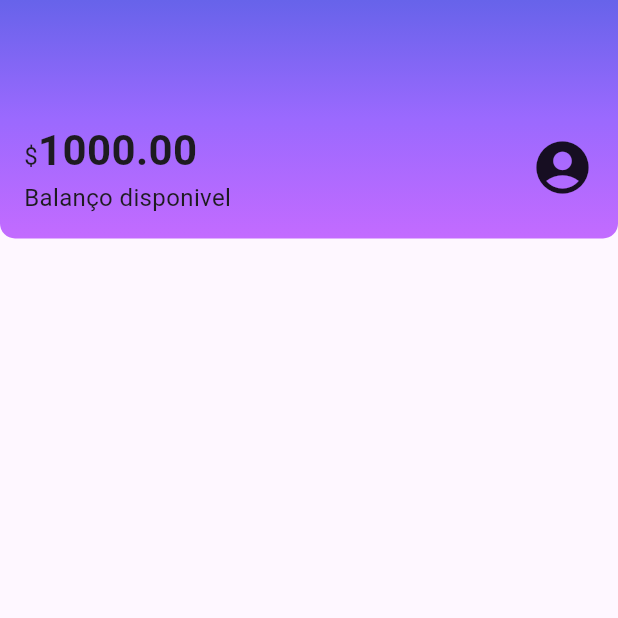
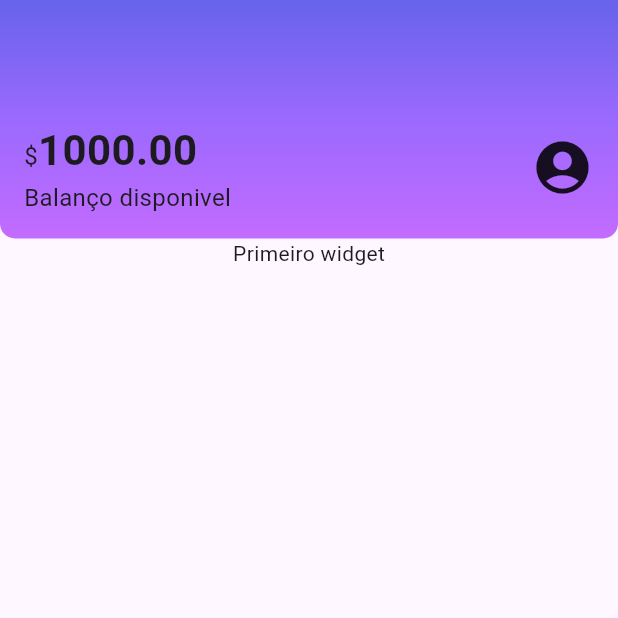
Before and after one commit to msbzz/flutterLayouts1, a Flutter app: the screen it shows after launch, on a phone screen of 412 x 824 dp, the top half of it. Run offline on Flutter 3.47's test engine with Material 3 defaults, Android fonts, the phone set to English and light mode, and no system bars.

Commit message:
criação do box_card.dart que será o card base para os demais widgets

```diff
--- /dev/null
+++ b/alubank/lib/compoments/box_card.dart
@@ -0,0 +1,15 @@
+import 'package:flutter/material.dart';
+
+class BoxCard extends StatelessWidget {
+
+final Widget boxContent;
+
+const BoxCard({ Key? key, required this.boxContent }) : super(key: key);
+
+  @override
+  Widget build(BuildContext context){
+    return Container(
+      child:boxContent,
+    );
+  }
+}
--- a/alubank/lib/main.dart
+++ b/alubank/lib/main.dart
@@ -10,7 +10,7 @@ const Alubank({ Key? key }) : super(key: key);
 
   @override
   Widget build(BuildContext context){
-    return MaterialApp(
+    return const MaterialApp(
       title:'Alubank',
       home: Home(),
     );
--- a/alubank/lib/screens/home.dart
+++ b/alubank/lib/screens/home.dart
@@ -1,3 +1,4 @@
+import 'package:alubank/compoments/box_card.dart';
 import 'package:alubank/compoments/sections/header.dart';
 import 'package:flutter/material.dart';
 
@@ -10,6 +11,7 @@ class Home extends StatelessWidget {
       body: Column(
         children: <Widget>[
           Header(),
+          BoxCard(boxContent: Text('Primeiro widget')),
         ],
       ),
     );
```
Also changed, not shown: info.txt (+10 -0 lines), modelo/chamada boxCard.png (added), modelo/final header.png (added), modelo/inicioBoxCard.png (added).
